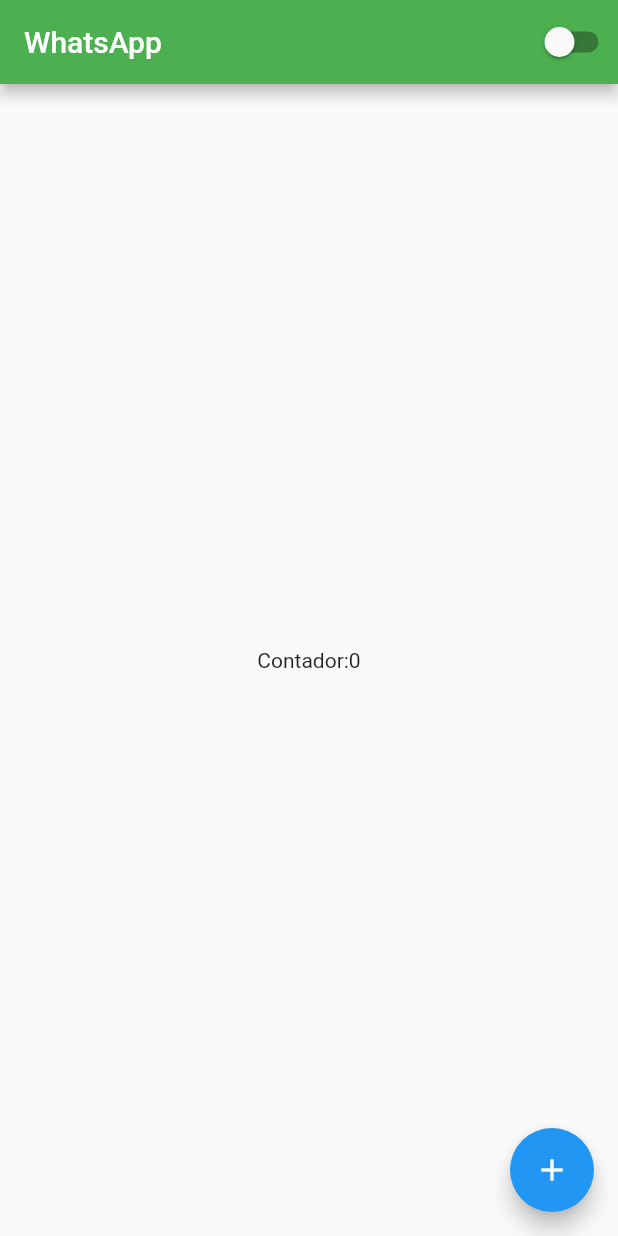
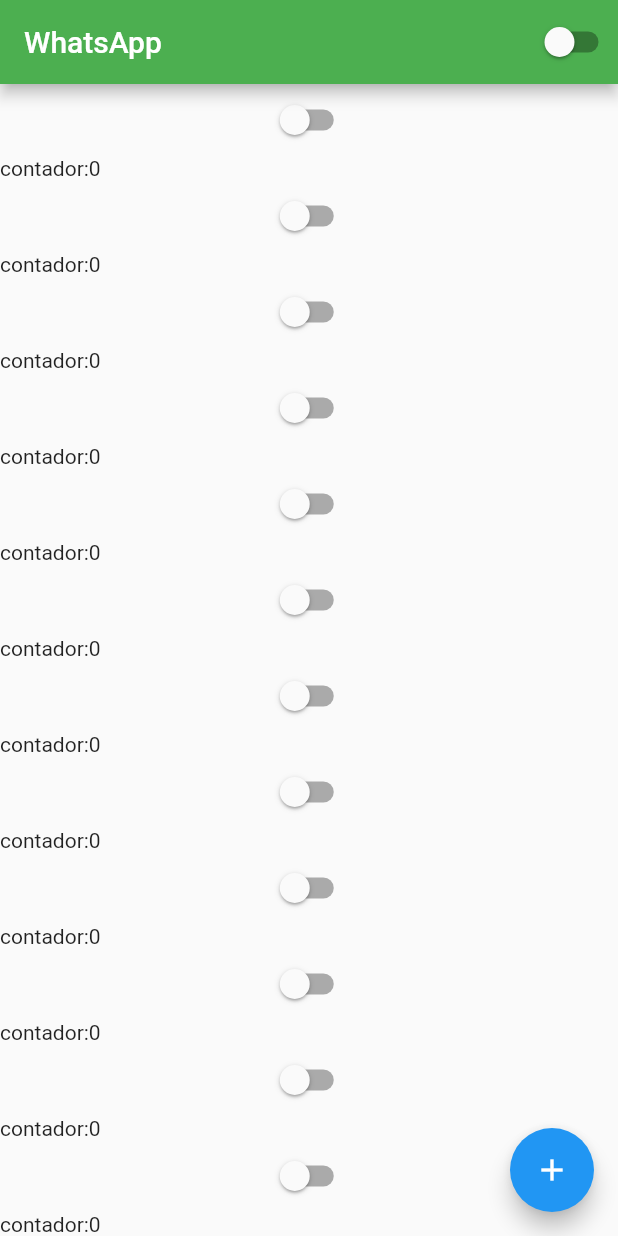
Before and after one commit to Caio0703/aplicativo-teste, a Flutter app: the screen it shows after launch, on a phone screen of 412 x 824 dp. Run offline on Flutter 3.47's test engine with Material 2 defaults, Android fonts, the phone set to English and light mode, and no system bars.

Commit message:
alteração HomePage

```diff
--- a/lib/HomePage.dart
+++ b/lib/HomePage.dart
@@ -20,7 +20,54 @@ class HomePageState extends State<HomePage> {
         backgroundColor: Colors.green,
         actions: [CustomSwitch()],
       ),
-      body:Center(child: Text('Contador:$counter')),
+      body: Container(
+        height: double.infinity,
+        width: double.infinity,
+        child: ListView(
+          children: [
+            CustomSwitch(),
+            Text('contador:$counter'),
+            CustomSwitch(),
+            Text('contador:$counter'),
+            CustomSwitch(),
+            Text('contador:$counter'),
+            CustomSwitch(),
+            Text('contador:$counter'),
+            CustomSwitch(),
+            Text('contador:$counter'),
+            CustomSwitch(),
+            Text('contador:$counter'),
+            CustomSwitch(),
+            Text('contador:$counter'),
+            CustomSwitch(),
+            Text('contador:$counter'),
+            CustomSwitch(),
+            Text('contador:$counter'),
+            CustomSwitch(),
+            Text('contador:$counter'),
+            CustomSwitch(),
+            Text('contador:$counter'),
+            CustomSwitch(),
+            Text('contador:$counter'),
+            CustomSwitch(),
+            Text('contador:$counter'),
+            CustomSwitch(),
+            Text('contador:$counter'),
+            CustomSwitch(),
+            Text('contador:$counter'),
+            CustomSwitch(),
+            Text('contador:$counter'),
+            CustomSwitch(),
+            Text('contador:$counter'),
+            CustomSwitch(),
+            Text('contador:$counter'),
+            CustomSwitch(),
+            Text('contador:$counter'),
+
+
+
+          ],
+        ),),
       floatingActionButton: FloatingActionButton(
         onPressed: () {
           counter++;
@@ -36,10 +83,10 @@ class CustomSwitch extends StatelessWidget {
   @override
   Widget build(BuildContext context) {
     return Switch(
-        value: AppController.instance.isDartTheme,
-        onChanged: (value) {
-          AppController.instance.ChangeTheme();
-        },
-        );
+      value: AppController.instance.isDartTheme,
+      onChanged: (value) {
+        AppController.instance.ChangeTheme();
+      },
+    );
   }
 }
```
